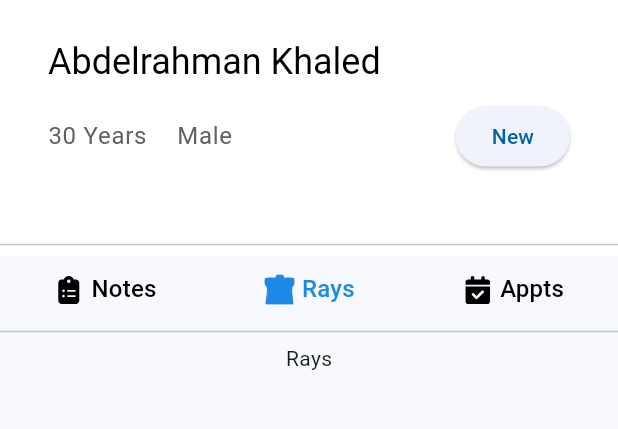
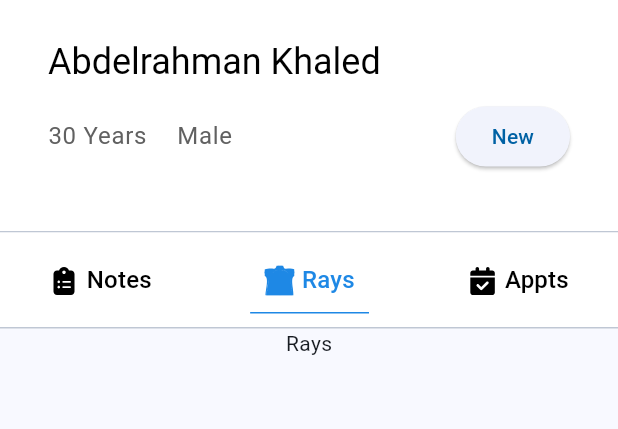
Before and after one commit to Polymath000/InsightMed, a Flutter app: the PatientDetailsView screen opened by its route, after a tap on "Rays", on a phone screen of 412 x 824 dp, the part 84-513 px from its top. Run offline on Flutter 3.47's test engine with Material 3 defaults, Android fonts, the phone set to English and light mode, and no system bars; our stand-ins replace bloc, dio, file_picker, flutter_bloc, flutter_screenutil, flutter_svg and 1 more; missing offline and left inert: drop_down_list; Roboto replaces fonts that are missing (Cairo).

Commit message:
Note View (continue)

```diff
--- a/lib/core/utls/app_images.dart
+++ b/lib/core/utls/app_images.dart
@@ -12,7 +12,8 @@ class Assets {
 
   /// Assets for assetsImagesFacebookLogo
   /// assets/images/FacebookLogo.svg
-  static const String assetsImagesFacebookLogo = "assets/images/FacebookLogo.svg";
+  static const String assetsImagesFacebookLogo =
+      "assets/images/FacebookLogo.svg";
 
   /// Assets for assetsImagesGoogleLogo
   /// assets/images/GoogleLogo.svg
@@ -38,7 +39,19 @@ class Assets {
   /// assets/images/onboarding3.png
   static const String assetsImagesOnboarding3 = "assets/images/onboarding3.png";
 
+  /// Assets for assetsImagesRay1
+  /// assets/images/ray1.svg
+  /// TODO: it is just to test remove after link back with flutter
+  static const String assetsImagesRay1 = "assets/images/ray1.svg";
+
+  /// Assets for assetsImagesRay2
+  /// assets/images/ray2.svg
+  static const String assetsImagesRay2 = "assets/images/ray2.svg";
+
   /// Assets for assetsImagesXRaysChestIcon
   /// assets/images/X-rays_chest_icon.svg
-  static const String assetsImagesXRaysChestIcon = "assets/images/X-rays_chest_icon.svg";
+  /// TODO: it is just to test remove after link back with flutter
+
+  static const String assetsImagesXRaysChestIcon =
+      "assets/images/X-rays_chest_icon.svg";
 }
--- a/lib/features/patient_details.dart/presentation/view/widgets/appts_view.dart
+++ b/lib/features/patient_details.dart/presentation/view/widgets/appts_view.dart
@@ -4,8 +4,5 @@ class ApptsView extends StatelessWidget {
   const ApptsView({super.key});
 
   @override
-  Widget build(BuildContext context) {
-    return
-       Center(child: Text('Appts'));
-       }
+  Widget build(final BuildContext context) => const Center(child: Text('Appts'));
 }
--- a/lib/features/patient_details.dart/presentation/view/widgets/gesture_container.dart
+++ b/lib/features/patient_details.dart/presentation/view/widgets/gesture_container.dart
@@ -5,12 +5,12 @@ import '../../../../../core/utls/themes/app_text_style.dart';
 
 class GestureContainer extends StatefulWidget {
   GestureContainer({
-    super.key,
     required this.index,
     required this.bIndex,
     required this.image,
     required this.title,
-    required this.onSelected
+    required this.onSelected,
+    super.key
   });
   int index;
   int bIndex;
@@ -31,9 +31,11 @@ class _GestureContainerState extends State<GestureContainer> {
       });
       widget.onSelected(widget.bIndex);
     },
-    child: Row(
+    child: Column(
       children: [
-        Container(
+        Row(
+          children: [
+            SizedBox(
               width: 20,
               height: 20,
               child: SvgPicture.asset(
@@ -54,5 +56,11 @@ class _GestureContainerState extends State<GestureContainer> {
             ),
           ],
         ),
+        const SizedBox(height: 10,),
+        SizedBox(
+          width: widget.index == widget.bIndex? MediaQuery.of(context).size.width / 5.2 : 0,
+          child: const Divider(color: AppColors.darkBlue,height: 0,)),
+      ],
+    ),
   );
 }
--- a/lib/features/patient_details.dart/presentation/view/widgets/notes_view.dart
+++ b/lib/features/patient_details.dart/presentation/view/widgets/notes_view.dart
@@ -1,10 +1,86 @@
 import 'package:flutter/material.dart';
+import 'package:flutter_svg/flutter_svg.dart';
+
+import '../../../../../core/helpers/shape_decoration.dart';
+import '../../../../../core/utls/app_images.dart';
+import '../../../../../core/utls/themes/app_colors.dart';
+import '../../../../../core/utls/themes/app_text_style.dart';
 
 class NotesView extends StatelessWidget {
   const NotesView({super.key});
 
   @override
-  Widget build(BuildContext context) {
-    return Center(child: Text('Notes'));
-  }
+  Widget build(final BuildContext context) => SingleChildScrollView(
+    child: Padding(
+      padding: const EdgeInsets.only(top: 25, left: 16, right: 16, bottom: 16),
+      child: Column(
+        children: [
+          Align(
+            alignment: Alignment.topLeft,
+            child: Text('All Notes', style: AppTextStyles.displaySmall),
+          ),
+          const SizedBox(height: 20),
+          Container(
+            decoration: shapeDecoration,
+            padding: const EdgeInsets.symmetric(horizontal: 16, vertical: 23),
+            child: Column(
+              children: [
+                Row(
+                  mainAxisAlignment: MainAxisAlignment.spaceBetween,
+                  children: [
+                    Expanded(
+                      child: Text(
+                        'Note Title edsfe ferfedffesdf djkhf sdhf jj jfi jd',
+                        style: AppTextStyles.titleLarge,
+                        overflow: TextOverflow.ellipsis,
+                        maxLines: 2,
+                      ),
+                    ),
+                    const SizedBox(width: 12),
+                    Text(
+                      'Today, 10:30 AM',
+                      style: AppTextStyles.bodyMedium!.copyWith(
+                        color: AppColors.darkGrey,
+                      ),
+                    ),
+                  ],
+                ),
+                const SizedBox(height: 10),
+                Text(
+                  'Patient reported improvement in sleep patterns '
+                  'after medication adjustment. Blood pressure '
+                  'readings are now within normal range (120/80). '
+                  'readings are now within normal range (120/80).',
+                  style: AppTextStyles.bodyLarge,
+                ),
+                const SizedBox(height: 10),
+
+                const Row(
+                  mainAxisAlignment: MainAxisAlignment.end,
+                  children: [
+                    Icon(
+                      Icons.edit_note_outlined,
+                      color: AppColors.darkGrey,
+                      size: 30,
+                    ),
+                    Icon(
+                      Icons.delete,
+                      color: AppColors.darkGrey,
+                      size: 30,
+                    ),
+                  ],
+                ),
+                Row(
+                  children: [
+                    SvgPicture.asset(Assets.assetsImagesRay1),
+                    SvgPicture.asset(Assets.assetsImagesRay2),
+                  ],
+                )
+              ],
+            ),
+          ),
+        ],
+      ),
+    ),
+  );
 }
--- a/lib/features/patient_details.dart/presentation/view/widgets/patient_details_view_body.dart
+++ b/lib/features/patient_details.dart/presentation/view/widgets/patient_details_view_body.dart
@@ -14,18 +14,14 @@ class PatientDetailsViewBody extends StatelessWidget {
       children: [
         Container(
               color: AppColors.white,
-
           child: const Column(
             children: [
               PersonalPatientDetails(),
-              Divider(),
+              Divider(height: 0,),
             ],
           ),
         ),
-        const Padding(
-          padding: EdgeInsets.symmetric(vertical: 10),
-          child: PatientTabsView(),
-        ),
+        PatientTabsView(),
       ],
     ),
   );
--- a/lib/features/patient_details.dart/presentation/view/widgets/patient_tabs_view.dart
+++ b/lib/features/patient_details.dart/presentation/view/widgets/patient_tabs_view.dart
@@ -1,5 +1,6 @@
 import 'package:flutter/material.dart';
 import '../../../../../core/utls/app_images.dart';
+import '../../../../../core/utls/themes/app_colors.dart';
 import 'gesture_container.dart';
 import 'patient_tabs_view_body.dart';
 
@@ -16,7 +17,11 @@ class _PatientTabsViewState extends State<PatientTabsView> {
   Widget build(final BuildContext context) => Column(
     children: [
       Container(
-        padding: const EdgeInsets.only(bottom: 8),
+        color: AppColors.white,
+        child: Column(
+          children: [
+            Padding(
+              padding: const EdgeInsets.only(bottom: 10, top: 20),
               child: Row(
                 mainAxisAlignment: MainAxisAlignment.spaceAround,
                 children: [
@@ -36,7 +41,7 @@ class _PatientTabsViewState extends State<PatientTabsView> {
                     bIndex: 1,
                     image: Assets.assetsImagesXRaysChestIcon,
                     title: 'Rays',
-              onSelected: (int value) {
+                    onSelected: (final value) {
                       setState(() {
                         index = value;
                       });
@@ -47,7 +52,7 @@ class _PatientTabsViewState extends State<PatientTabsView> {
                     bIndex: 2,
                     image: Assets.assetsImagesAppts,
                     title: 'Appts',
-              onSelected: (int value) {
+                    onSelected: (final value) {
                       setState(() {
                         index = value;
                       });
@@ -56,7 +61,10 @@ class _PatientTabsViewState extends State<PatientTabsView> {
                 ],
               ),
             ),
-      Divider(),
+            const Divider(height: 0),
+          ],
+        ),
+      ),
 
       PatientTabsViewBody(index: index),
     ],
--- a/lib/features/patient_details.dart/presentation/view/widgets/patient_tabs_view_body.dart
+++ b/lib/features/patient_details.dart/presentation/view/widgets/patient_tabs_view_body.dart
@@ -1,4 +1,5 @@
 import 'package:flutter/material.dart';
+import '../../../../../core/utls/themes/app_colors.dart';
 import 'appts_view.dart';
 import 'notes_view.dart';
 import 'rays_view.dart';
@@ -7,5 +8,8 @@ class PatientTabsViewBody extends StatelessWidget {
   const PatientTabsViewBody({super.key, required this.index});
   final int index;
   @override
-  Widget build(final BuildContext context) => [const NotesView(),const RaysView(), const ApptsView() ][index];
+  Widget build(final BuildContext context) => Container(
+    color: AppColors.transparent,
+    child: [const NotesView(),const RaysView(), const ApptsView() ][index],
+  );
 }
--- a/lib/features/patient_details.dart/presentation/view/widgets/rays_view.dart
+++ b/lib/features/patient_details.dart/presentation/view/widgets/rays_view.dart
@@ -4,7 +4,5 @@ class RaysView extends StatelessWidget {
   const RaysView({super.key});
 
   @override
-  Widget build(BuildContext context) {
-    return Center(child: Text('Rays'));
-    }
+  Widget build(final BuildContext context) => const Center(child: Text('Rays'));
 }
```
Also changed, not shown: assets/images/ray1.svg (added), assets/images/ray2.svg (added). Lines whose indentation alone changed are shown as unchanged.
